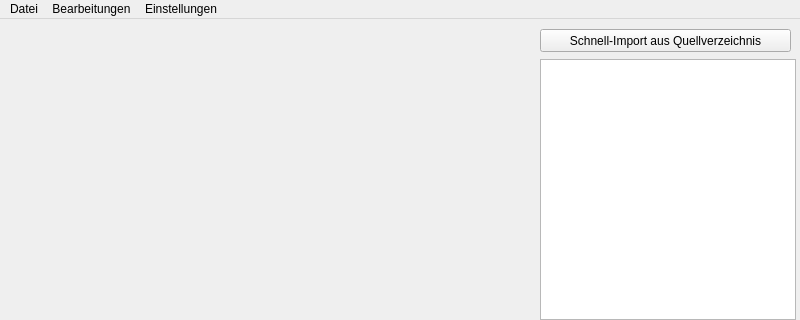
Old version of the form mainwindow.ui in the repository TischlerWilly/simson; both pictures show x 0 to 800 and y 0 to 320 of the 800 by 600 pixel window.
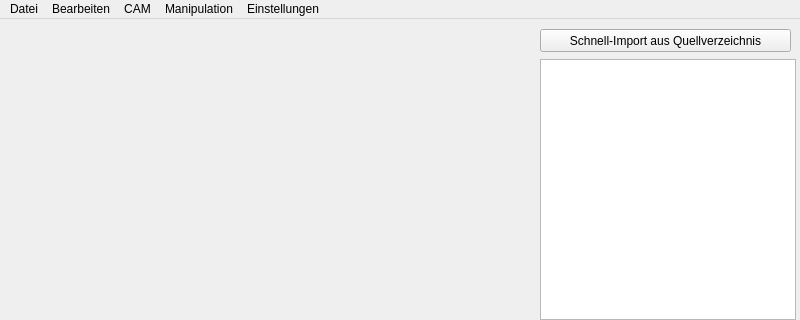
New version of the form.

What changed in the file:
```diff
--- a/mainwindow.ui
+++ b/mainwindow.ui
@@ -122,15 +122,27 @@
    </widget>
    <widget class="QMenu" name="menuBearbeitungen">
     <property name="title">
-     <string>Bearbeitungen</string>
+     <string>Bearbeiten</string>
     </property>
     <addaction name="actionUndo"/>
     <addaction name="actionRedo"/>
     <addaction name="separator"/>
+    <addaction name="actionKopieren"/>
+    <addaction name="actionEinfuegen"/>
+    <addaction name="actionEntfernen"/>
+   </widget>
+   <widget class="QMenu" name="menuCAM">
+    <property name="title">
+     <string>CAM</string>
+    </property>
     <addaction name="action_make_bohrung"/>
     <addaction name="action_make_rta"/>
     <addaction name="action_make_nut"/>
-    <addaction name="separator"/>
+   </widget>
+   <widget class="QMenu" name="menuManipulation">
+    <property name="title">
+     <string>Manipulation</string>
+    </property>
     <addaction name="actionVerschieben"/>
     <addaction name="actionKopieren"/>
     <addaction name="actionEinfuegen"/>
@@ -140,6 +152,8 @@
    </widget>
    <addaction name="menuDatei"/>
    <addaction name="menuBearbeitungen"/>
+   <addaction name="menuCAM"/>
+   <addaction name="menuManipulation"/>
    <addaction name="menuEinstellungen"/>
   </widget>
   <widget class="QStatusBar" name="statusbar"/>
```
Left out of the diff: 4 changed lines with no effect on the pictures.
